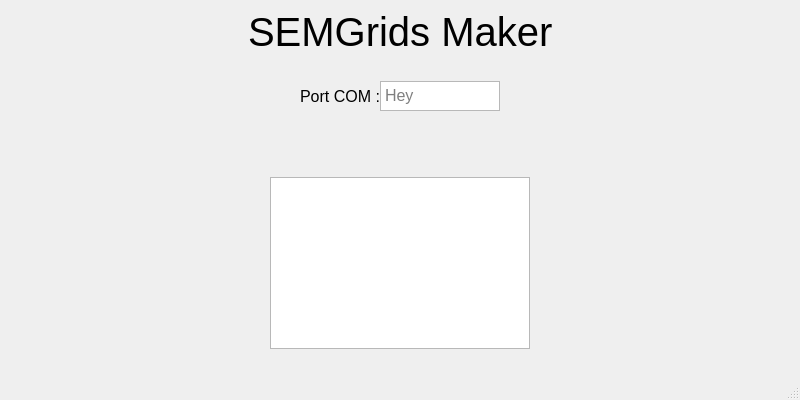
First picture: the form in SemGridsMakerPyQt/view/viewUi/main_windows.ui, repository guilhemelias/SemGrids-Maker, before the edit.
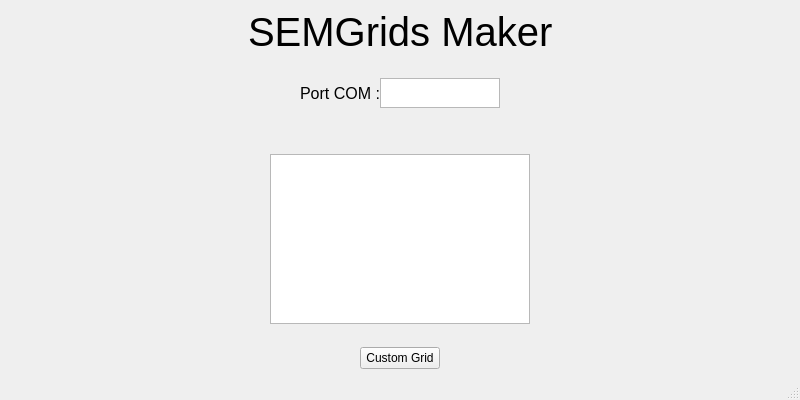
Second picture: the form after the edit.

What changed in the file:
```diff
--- a/SemGridsMakerPyQt/view/viewUi/main_windows.ui
+++ b/SemGridsMakerPyQt/view/viewUi/main_windows.ui
@@ -150,7 +150,7 @@
          <bool>false</bool>
         </property>
         <property name="placeholderText">
-         <string>Hey</string>
+         <string/>
         </property>
        </widget>
       </item>
@@ -169,19 +169,6 @@
       </item>
      </layout>
     </item>
-    <item>
-     <spacer name="verticalSpacer">
-      <property name="orientation">
-       <enum>Qt::Vertical</enum>
-      </property>
-      <property name="sizeHint" stdset="0">
-       <size>
-        <width>20</width>
-        <height>40</height>
-       </size>
-      </property>
-     </spacer>
-    </item>
     <item>
      <layout class="QGridLayout" name="gridLayout_2">
       <item row="1" column="0">
@@ -248,6 +235,43 @@
       </property>
      </spacer>
     </item>
+    <item>
+     <layout class="QHBoxLayout" name="horizontalLayout_4">
+      <item>
+       <spacer name="horizontalSpacer">
+        <property name="orientation">
+         <enum>Qt::Horizontal</enum>
+        </property>
+        <property name="sizeHint" stdset="0">
+         <size>
+          <width>40</width>
+          <height>20</height>
+         </size>
+        </property>
+       </spacer>
+      </item>
+      <item>
+       <widget class="QPushButton" name="customButton">
+        <property name="text">
+         <string>Custom Grid</string>
+        </property>
+       </widget>
+      </item>
+      <item>
+       <spacer name="horizontalSpacer_4">
+        <property name="orientation">
+         <enum>Qt::Horizontal</enum>
+        </property>
+        <property name="sizeHint" stdset="0">
+         <size>
+          <width>40</width>
+          <height>20</height>
+         </size>
+        </property>
+       </spacer>
+      </item>
+     </layout>
+    </item>
    </layout>
   </widget>
   <widget class="QMenuBar" name="menubar">
```
